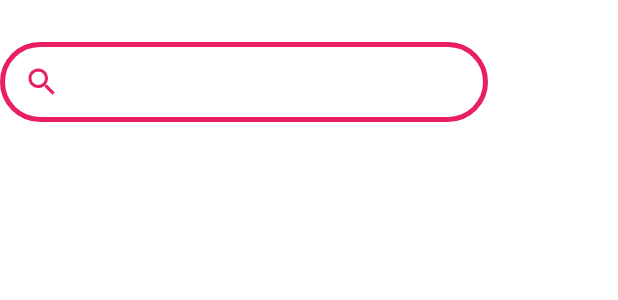
After one commit to irunner1/TourApp, an Android app: the layout fragment_find.xml on its own in the app's theme, with its tools: preview values and no code run, on a phone screen of 412 x 824 dp. The commit adds this screen. Shown: the top 300 px of the screen. Run offline under Robolectric (Android 15) with nearby library versions, the phone set to English and light mode, and no system bars.

Commit message:
added search

```diff
--- a/app/src/main/java/com/example/kr/fragments/LikedFragment.java
+++ b/app/src/main/java/com/example/kr/fragments/LikedFragment.java
@@ -44,9 +44,10 @@ public class LikedFragment extends Fragment {
                 if (i > c1 && i < c2) {dates += iteratorName.charAt(i);}
                 if (i > c2) prices += iteratorName.charAt(i);
             }
-            if (countryName.equals("Абхазия")) { likedDataList.add(new LikedData(countryName, dates, prices, R.drawable.tour1)); }//добавляем переменные в лист
+            if (countryName.equals("Абхазия")) { likedDataList.add(new LikedData(countryName, dates, prices, R.drawable.tour1)); }//можно передавать и R.drawable.pic через int
             if (countryName.equals("Турция")) { likedDataList.add(new LikedData(countryName, dates, prices, R.drawable.tour2)); }
             if (countryName.equals("Италия")) { likedDataList.add(new LikedData(countryName, dates, prices, R.drawable.tour3)); }
+            if (countryName.equals("Сингапур")) { likedDataList.add(new LikedData(countryName, dates, prices, R.drawable.singapore)); }
         }
         setHistoryRecycler(likedDataList, view);
         return view;
--- a/app/src/main/java/com/example/kr/helpers/Fles.java
+++ b/app/src/main/java/com/example/kr/helpers/Fles.java
@@ -58,7 +58,7 @@ public class Fles {
     public static void deleteFromFile(Context context, String rep){
         try {
             String buf = readFromFile(context);
-            buf = buf.replace(rep, " ");
+            buf = buf.replace(rep, "");
             BufferedWriter bw = new BufferedWriter(new OutputStreamWriter(context.openFileOutput(FILENAME, MODE_PRIVATE)));
             bw.write(buf);
             bw.close();
--- /dev/null
+++ b/app/src/main/res/layout/fragment_find.xml
@@ -0,0 +1,20 @@
+<?xml version="1.0" encoding="utf-8"?>
+<FrameLayout xmlns:android="http://schemas.android.com/apk/res/android"
+    xmlns:tools="http://schemas.android.com/tools"
+    android:layout_width="match_parent"
+    android:layout_height="match_parent"
+    tools:context=".fragments.FindFragment">
+
+    <EditText
+        android:id="@+id/editText"
+        android:layout_width="325dp"
+        android:layout_height="53dp"
+        android:layout_marginTop="28dp"
+        android:background="@drawable/search_bg"
+        android:drawableLeft="@drawable/ic_search_red_24"
+        android:drawablePadding="16dp"
+        android:ems="10"
+        android:inputType="textPersonName"
+        android:paddingStart="16dp" />
+
+</FrameLayout>
--- a/app/src/main/res/layout/fragment_italy.xml
+++ b/app/src/main/res/layout/fragment_italy.xml
@@ -65,7 +65,6 @@
             android:background="@color/purple_500"
             app:layout_constraintStart_toStartOf="parent"
             app:layout_constraintTop_toBottomOf="@id/textView1" />
-
 
         <TextView
             android:id="@+id/textView0"
--- a/app/src/main/res/layout/fragment_liked.xml
+++ b/app/src/main/res/layout/fragment_liked.xml
@@ -9,5 +9,4 @@
         android:id="@+id/RecViewLiked"
         android:layout_width="match_parent"
         android:layout_height="match_parent" />
-
 </FrameLayout>
--- a/app/src/main/res/layout/fragment_search.xml
+++ b/app/src/main/res/layout/fragment_search.xml
@@ -35,6 +35,7 @@
             android:drawableLeft="@drawable/ic_search_red_24"
             android:drawablePadding="16dp"
             android:ems="10"
+            android:focusable="false"
             android:inputType="textPersonName"
             android:paddingStart="16dp"
             app:layout_constraintEnd_toEndOf="parent"
--- a/app/src/main/res/layout/fragment_singapore.xml
+++ b/app/src/main/res/layout/fragment_singapore.xml
@@ -26,7 +26,7 @@
             android:layout_width="wrap_content"
             android:layout_height="match_parent"
             android:layout_marginTop="12dp"
-            android:text="Сингапур"
+            android:text="Тур по Сингапуру"
             android:textSize="25sp"
             app:layout_constraintEnd_toEndOf="parent"
             app:layout_constraintStart_toStartOf="parent"
@@ -59,13 +59,13 @@
         <View
             android:id="@+id/view"
             android:layout_width="4dp"
+            android:layout_height="2000dp"
             android:layout_marginStart="42dp"
             android:layout_marginTop="5dp"
             android:background="@color/purple_500"
             app:layout_constraintBottom_toBottomOf="@+id/textView39"
             app:layout_constraintStart_toStartOf="parent"
             app:layout_constraintTop_toBottomOf="@id/textView1" />
-
 
         <TextView
             android:id="@+id/textView0"
```
Also changed, not shown: app/src/main/java/com/example/kr/Activity/TourActivity.java (+6 -6 lines), app/src/main/java/com/example/kr/SearchFragment.java (+15 -4 lines), app/src/main/java/com/example/kr/fragments/FindFragment.java (added, +23 -0 lines), app/src/main/java/com/example/kr/pages/SingaporeFragment.java (+27 -1 lines).
